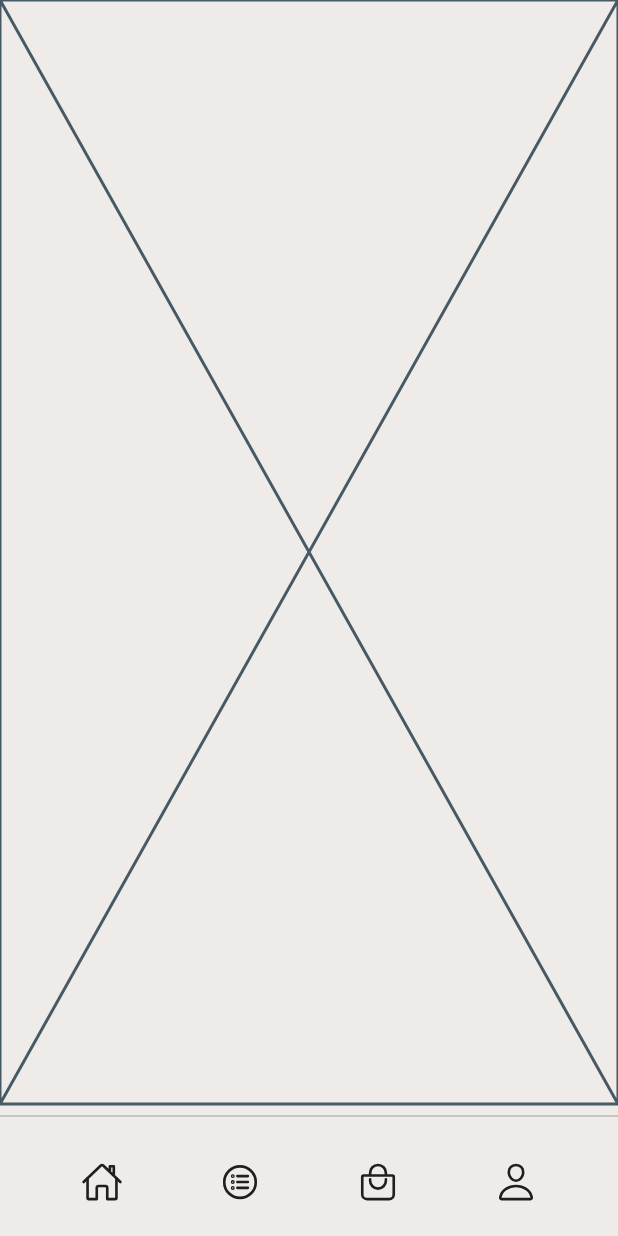
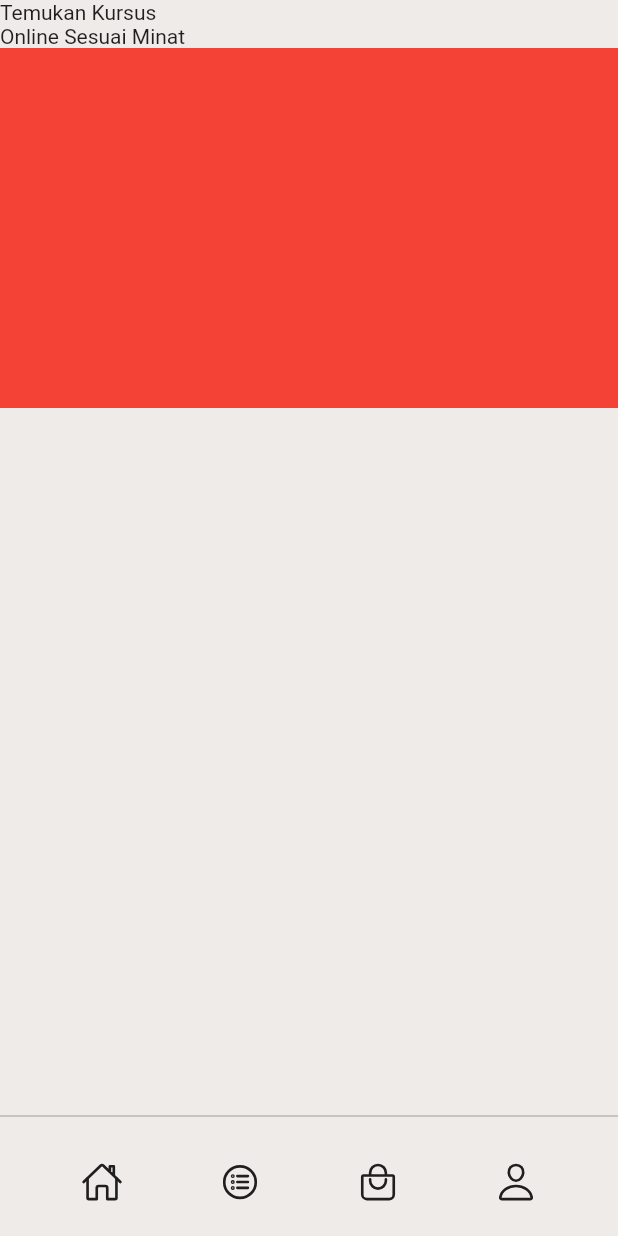
Before and after one commit to JAICHANGPARK/flutter_notebook_19th_story, a Flutter app: the screen it shows after launch, on a phone screen of 412 x 824 dp. Run offline on Flutter 3.47's test engine with Material 2 defaults, Android fonts, the phone set to English and light mode, and no system bars; our stand-ins replace bubble_tab_indicator, cached_network_image, countup, fl_chart, flutter_riverpod, freezed_annotation and 4 more.

Commit message:
Update e_course_home_page.dart

```diff
--- a/lib/ep1148_e_course_app/src/ui/e_course_home_page.dart
+++ b/lib/ep1148_e_course_app/src/ui/e_course_home_page.dart
@@ -13,9 +13,25 @@ class _ECourseHomePageState extends State<ECourseHomePage> {
   Widget build(BuildContext context) {
     return Scaffold(
       backgroundColor: Colors.brown[50],
-      body: Column(
+      body: SafeArea(
+        child: Column(
+          crossAxisAlignment: CrossAxisAlignment.start,
           children: [
-          Expanded(child: Placeholder()),
+            Expanded(
+              child: Column(
+                crossAxisAlignment: CrossAxisAlignment.start,
+                children: [
+                  Text("Temukan Kursus"),
+                  Text("Online Sesuai Minat"),
+                  Container(
+                    height: 240,
+                    decoration: BoxDecoration(
+                      color: Colors.red,
+                    ),
+                  )
+                ],
+              ),
+            ),
             Divider(
               color: Colors.grey,
             ),
@@ -58,6 +74,7 @@ class _ECourseHomePageState extends State<ECourseHomePage> {
             )
           ],
         ),
+      ),
     );
   }
 }
```
Lines whose indentation alone changed are shown as unchanged.
